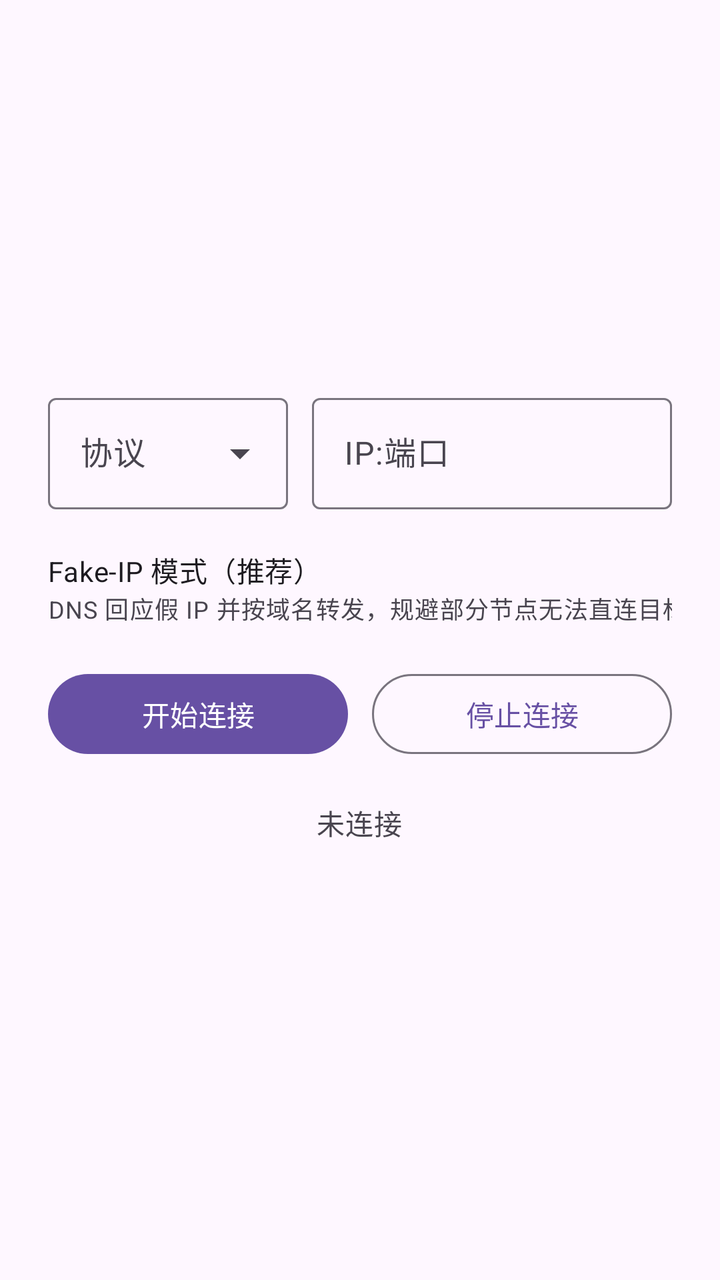
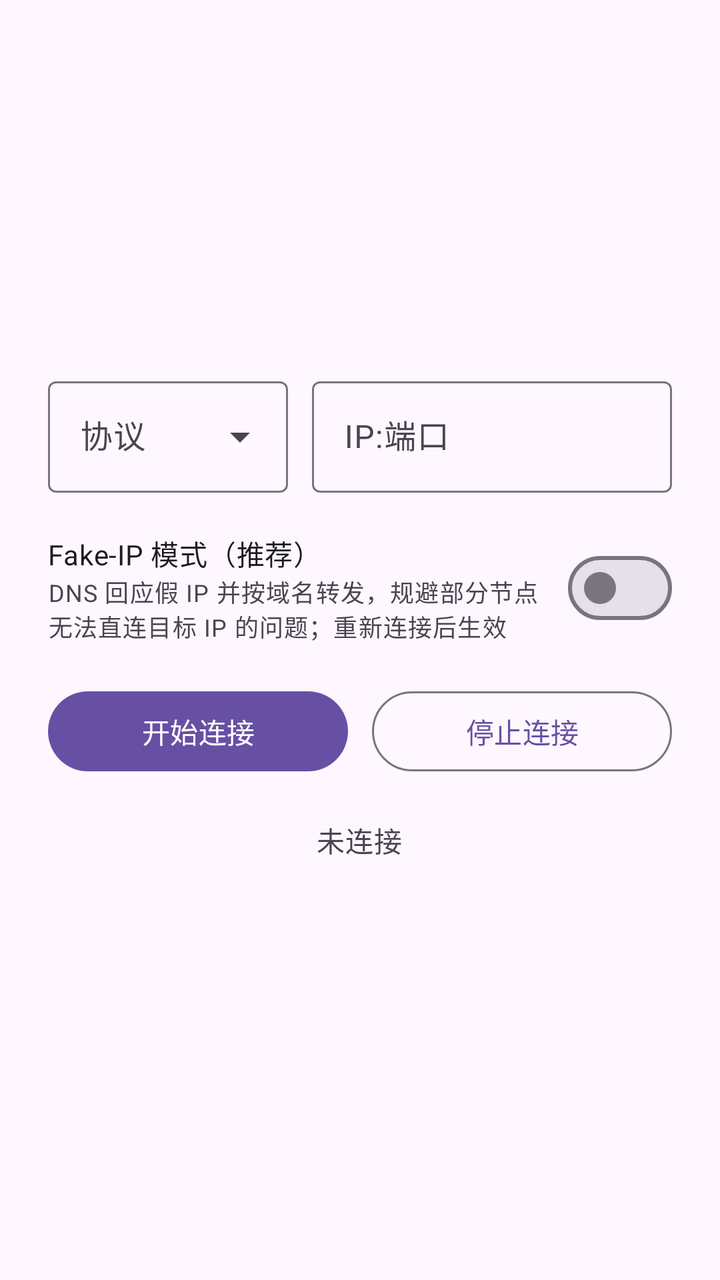

Before-and-after screenshots of an Android layout around one commit, followed by the original layout XML and the change that was made.
<!-- AndroidManifest.xml: application theme Theme.ProxyConnect -->
<!-- res/layout/activity_main.xml -->
<?xml version="1.0" encoding="utf-8"?>
<LinearLayout xmlns:android="http://schemas.android.com/apk/res/android"
    android:id="@+id/root"
    android:layout_width="match_parent"
    android:layout_height="match_parent"
    android:gravity="center"
    android:orientation="vertical"
    android:padding="24dp">

    <LinearLayout
        android:layout_width="match_parent"
        android:layout_height="wrap_content"
        android:baselineAligned="false"
        android:orientation="horizontal">

        <com.google.android.material.textfield.TextInputLayout
            android:id="@+id/protocol_layout"
            style="@style/Widget.Material3.TextInputLayout.OutlinedBox.ExposedDropdownMenu"
            android:layout_width="0dp"
            android:layout_height="wrap_content"
            android:layout_weight="2"
            android:hint="@string/protocol_hint">

            <com.google.android.material.textfield.MaterialAutoCompleteTextView
                android:id="@+id/drop_protocol"
                android:layout_width="match_parent"
                android:layout_height="wrap_content"
                android:inputType="none"
                android:maxLines="1" />
        </com.google.android.material.textfield.TextInputLayout>

        <Space
            android:layout_width="12dp"
            android:layout_height="1dp" />

        <com.google.android.material.textfield.TextInputLayout
            android:id="@+id/address_layout"
            style="@style/Widget.Material3.TextInputLayout.OutlinedBox"
            android:layout_width="0dp"
            android:layout_height="wrap_content"
            android:layout_weight="3"
            android:hint="@string/address_hint">

            <com.google.android.material.textfield.TextInputEditText
                android:id="@+id/edit_address"
                android:layout_width="match_parent"
                android:layout_height="wrap_content"
                android:imeOptions="actionDone"
                android:inputType="textUri"
                android:maxLines="1" />
        </com.google.android.material.textfield.TextInputLayout>
    </LinearLayout>

    <LinearLayout
        android:layout_width="match_parent"
        android:layout_height="wrap_content"
        android:layout_marginTop="20dp"
        android:gravity="center_vertical"
        android:orientation="horizontal">

        <LinearLayout
            android:layout_width="0dp"
            android:layout_height="wrap_content"
            android:layout_weight="1"
            android:orientation="vertical">

            <TextView
                android:layout_width="wrap_content"
                android:layout_height="wrap_content"
                android:text="@string/fakeip_title"
                android:textAppearance="?attr/textAppearanceBodyMedium"
                android:textColor="?attr/colorOnSurface" />

            <TextView
                android:layout_width="wrap_content"
                android:layout_height="wrap_content"
                android:text="@string/fakeip_summary"
                android:textAppearance="?attr/textAppearanceBodySmall"
                android:textColor="?attr/colorOnSurfaceVariant" />
        </LinearLayout>

        <com.google.android.material.material.MaterialSwitch
            android:id="@+id/switch_fakeip"
            android:layout_width="wrap_content"
            android:layout_height="wrap_content"
            android:layout_marginStart="12dp" />
    </LinearLayout>

    <LinearLayout
        android:layout_width="match_parent"
        android:layout_height="wrap_content"
        android:layout_marginTop="20dp"
        android:orientation="horizontal">

        <com.google.android.material.button.MaterialButton
            android:id="@+id/btn_start"
            android:layout_width="0dp"
            android:layout_height="wrap_content"
            android:layout_marginEnd="6dp"
            android:layout_weight="1"
            android:text="@string/start_connect" />

        <com.google.android.material.button.MaterialButton
            android:id="@+id/btn_stop"
            style="@style/Widget.Material3.Button.OutlinedButton"
            android:layout_width="0dp"
            android:layout_height="wrap_content"
            android:layout_marginStart="6dp"
            android:layout_weight="1"
            android:text="@string/stop_connect" />
    </LinearLayout>

    <TextView
        android:id="@+id/text_status"
        android:layout_width="wrap_content"
        android:layout_height="wrap_content"
        android:layout_marginTop="20dp"
        android:gravity="center"
        android:text="@string/status_disconnected"
        android:textAppearance="?attr/textAppearanceBodyMedium"
        android:textColor="?attr/colorOnSurfaceVariant" />

    <TextView
        android:id="@+id/text_ram"
        android:layout_width="wrap_content"
        android:layout_height="wrap_content"
        android:layout_marginTop="8dp"
        android:textAppearance="?attr/textAppearanceBodySmall"
        android:textColor="?attr/colorOnSurfaceVariant" />
</LinearLayout>
<!-- resources referenced by this layout -->
<resources>
  <string name="address_hint">IP:端口</string>
  <string name="fakeip_summary">DNS 回应假 IP 并按域名转发，规避部分节点无法直连目标 IP 的问题；重新连接后生效</string>
  <string name="fakeip_title">Fake-IP 模式（推荐）</string>
  <string name="protocol_hint">协议</string>
  <string name="start_connect">开始连接</string>
  <string name="status_disconnected">未连接</string>
  <string name="stop_connect">停止连接</string>
  <style name="Theme.ProxyConnect" parent="Theme.Material3.DayNight.NoActionBar">
          <item name="android:statusBarColor">@android:color/transparent</item>
          <item name="android:navigationBarColor">@android:color/transparent</item>
      </style>
</resources>

<!-- the commit's change to res/layout/activity_main.xml (unified diff, before → after) -->
@@ -79,7 +79,7 @@
                 android:textColor="?attr/colorOnSurfaceVariant" />
         </LinearLayout>
 
-        <com.google.android.material.material.MaterialSwitch
+        <com.google.android.material.materialswitch.MaterialSwitch
             android:id="@+id/switch_fakeip"
             android:layout_width="wrap_content"
             android:layout_height="wrap_content"
